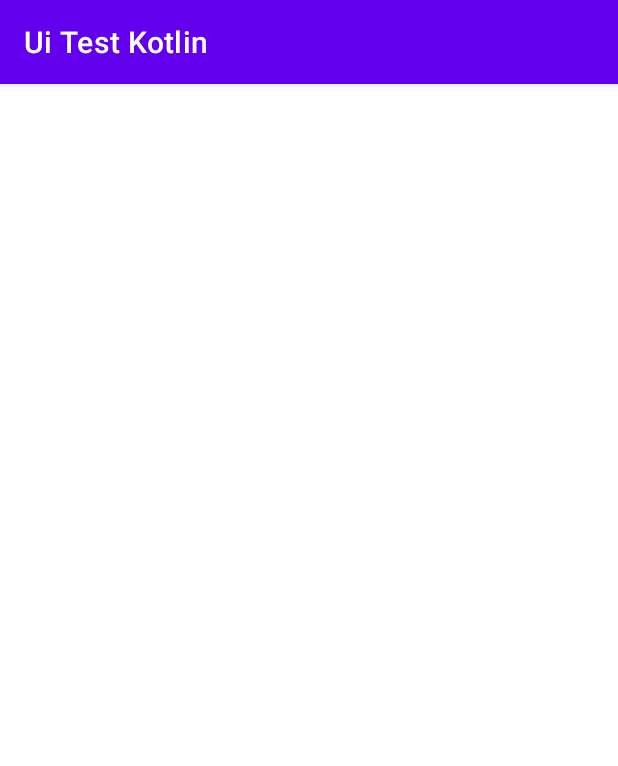
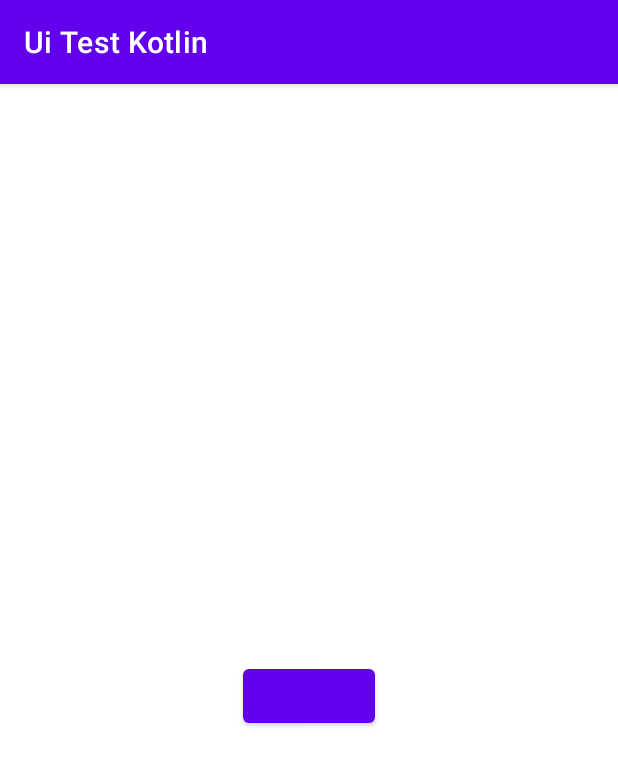
Before and after one commit to DanilKyrgyzbaev/UiTestKotlin, an Android app: the screen it shows after launch (MainActivity), on a phone screen of 412 x 824 dp. Shown: the top 766 px of the screen. Run offline under Robolectric (Android 15) with nearby library versions, the phone set to English and light mode, and no system bars.

Commit message:
NF-0001 add Button

```diff
--- a/app/src/main/res/layout/activity_main.xml
+++ b/app/src/main/res/layout/activity_main.xml
@@ -9,11 +9,18 @@
 
   <androidx.recyclerview.widget.RecyclerView
     android:id="@+id/main_recyclerView"
-    android:layout_width="0dp"
-    android:layout_height="0dp"
+    android:layout_width="match_parent"
+    android:layout_height="wrap_content"
     app:layout_constraintBottom_toBottomOf="parent"
     app:layout_constraintEnd_toEndOf="parent"
     app:layout_constraintStart_toStartOf="parent"
     app:layout_constraintTop_toTopOf="parent" />
 
+  <Button
+      android:layout_width="wrap_content"
+      android:layout_height="wrap_content"
+      app:layout_constraintLeft_toLeftOf="parent"
+      app:layout_constraintRight_toRightOf="parent"
+      app:layout_constraintTop_toBottomOf="@id/main_recyclerView"/>
+
 </androidx.constraintlayout.widget.ConstraintLayout>
```
